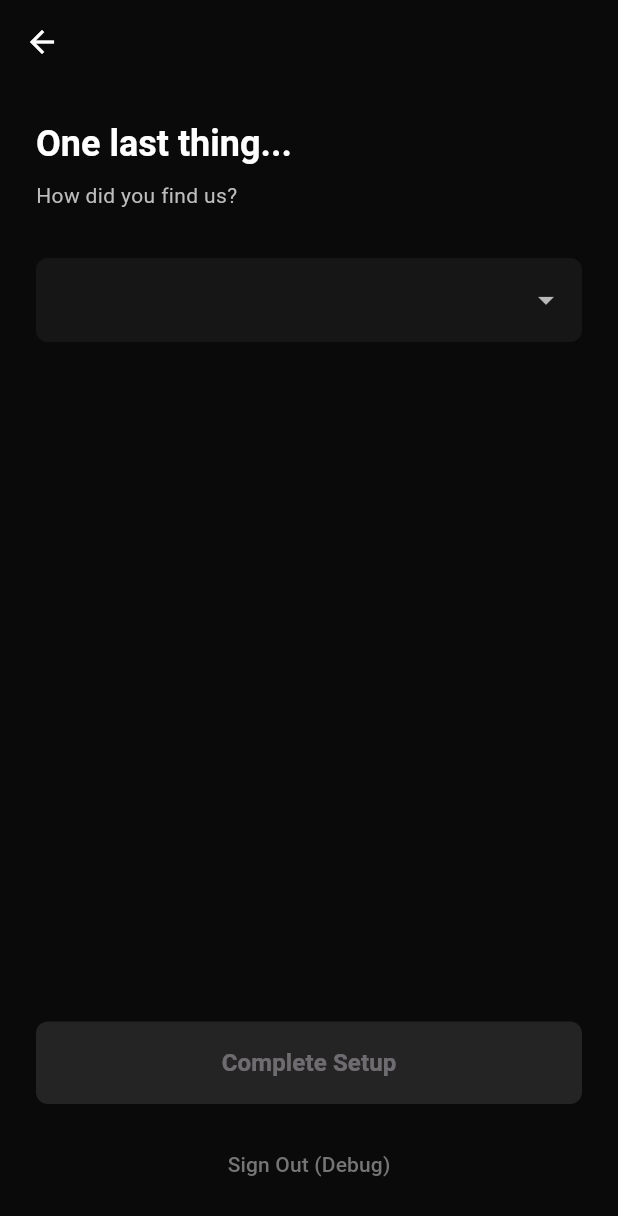
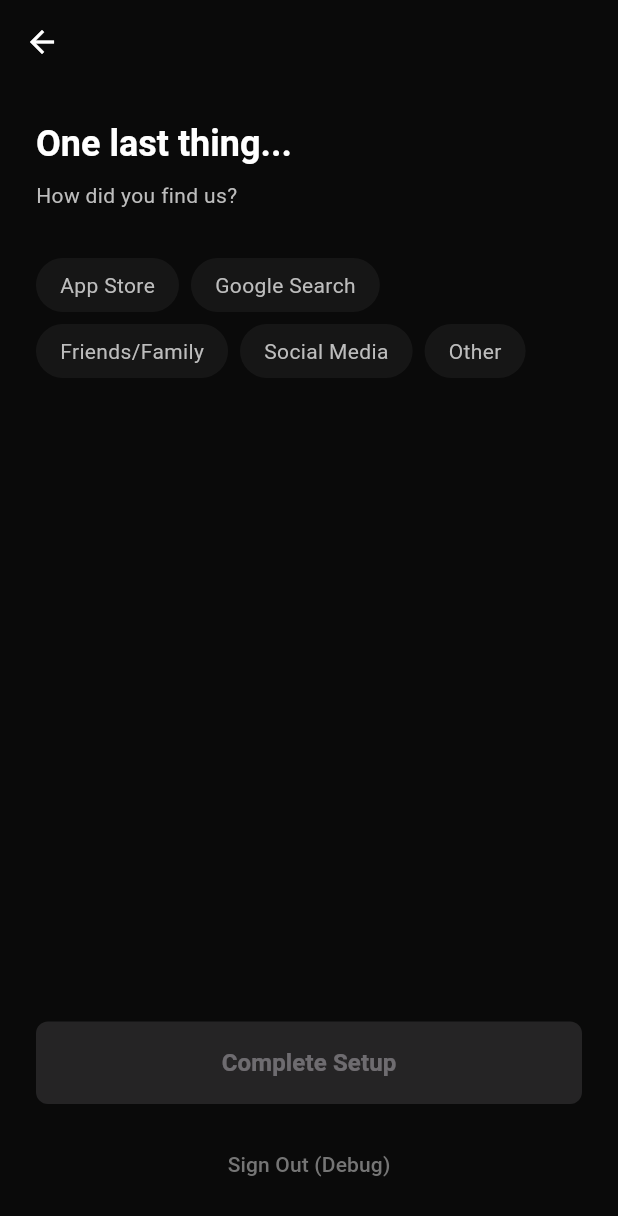
Before and after one commit to Cikle/Movely, a Flutter app: the DiscoveryScreen screen opened directly with empty values, on a phone screen of 412 x 824 dp. Shown: the top 1216 px of the screen. Run offline on Flutter 3.47's test engine with Material 3 defaults, Android fonts, the phone set to English and light mode, and no system bars; our stand-ins replace supabase_flutter; accounts and stored records are empty.

Commit message:
refactor: Update UI components with consistent deep purple theme and chip-based selection

```diff
--- a/movely/lib/screens/login_screen.dart
+++ b/movely/lib/screens/login_screen.dart
@@ -157,7 +157,7 @@ class _LoginScreenState extends State<LoginScreen> {
                 ElevatedButton(
                   onPressed: _isLoading ? null : _signIn,
                   style: ElevatedButton.styleFrom(
-                    backgroundColor: Colors.blue.shade400,
+                    backgroundColor: Colors.deepPurple.shade400,
                     padding: const EdgeInsets.symmetric(vertical: 16),
                     shape: RoundedRectangleBorder(
                       borderRadius: BorderRadius.circular(8),
--- a/movely/lib/screens/onboarding/discovery_screen.dart
+++ b/movely/lib/screens/onboarding/discovery_screen.dart
@@ -89,33 +89,41 @@ class _DiscoveryScreenState extends State<DiscoveryScreen> {
                     ),
               ),
               const SizedBox(height: 32),
-              DropdownButtonFormField<String>(
-                value: _discoverySource,
-                onChanged: (value) {
-                  setState(() {
-                    _discoverySource = value;
-                  });
-                },
-                items: [
+              Wrap(
+                spacing: 8,
+                runSpacing: 8,
+                children: [
                   'App Store',
                   'Google Search',
                   'Friends/Family',
                   'Social Media',
                   'Other'
-                ]
-                    .map((source) =>
-                        DropdownMenuItem(value: source, child: Text(source)))
-                    .toList(),
-                decoration: InputDecoration(
-                  filled: true,
-                  fillColor: Colors.white.withOpacity(0.05),
-                  border: OutlineInputBorder(
-                    borderRadius: BorderRadius.circular(8),
-                    borderSide: BorderSide.none,
-                  ),
-                ),
-                style: const TextStyle(color: Colors.white),
-                dropdownColor: const Color(0xFF1A1A1A),
+                ].map((source) {
+                  return GestureDetector(
+                    onTap: () {
+                      setState(() {
+                        _discoverySource = source;
+                      });
+                    },
+                    child: Container(
+                      padding: const EdgeInsets.symmetric(horizontal: 16, vertical: 8),
+                      decoration: BoxDecoration(
+                        color: _discoverySource == source
+                            ? Colors.deepPurple.shade400
+                            : Colors.white.withOpacity(0.05),
+                        borderRadius: BorderRadius.circular(20),
+                      ),
+                      child: Text(
+                        source,
+                        style: TextStyle(
+                          color: _discoverySource == source
+                              ? Colors.white
+                              : Colors.grey[400],
+                        ),
+                      ),
+                    ),
+                  );
+                }).toList(),
               ),
               const Spacer(),
               ElevatedButton(
--- a/movely/lib/screens/register_screen.dart
+++ b/movely/lib/screens/register_screen.dart
@@ -166,7 +166,7 @@ class _RegisterScreenState extends State<RegisterScreen> {
                 ElevatedButton(
                   onPressed: _isLoading ? null : _register,
                   style: ElevatedButton.styleFrom(
-                    backgroundColor: Colors.blue.shade400,
+                    backgroundColor: Colors.deepPurple.shade400,
                     padding: const EdgeInsets.symmetric(vertical: 16),
                     shape: RoundedRectangleBorder(
                       borderRadius: BorderRadius.circular(8),
```
Also changed, not shown: movely/lib/screens/onboarding/activities_screen.dart (+21 -14 lines), 1 other file.
